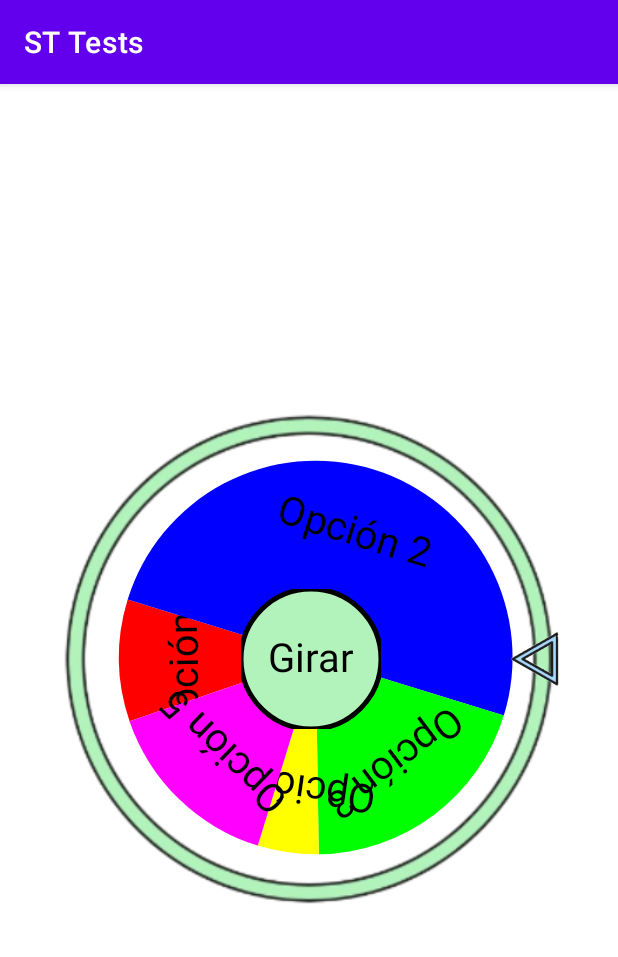
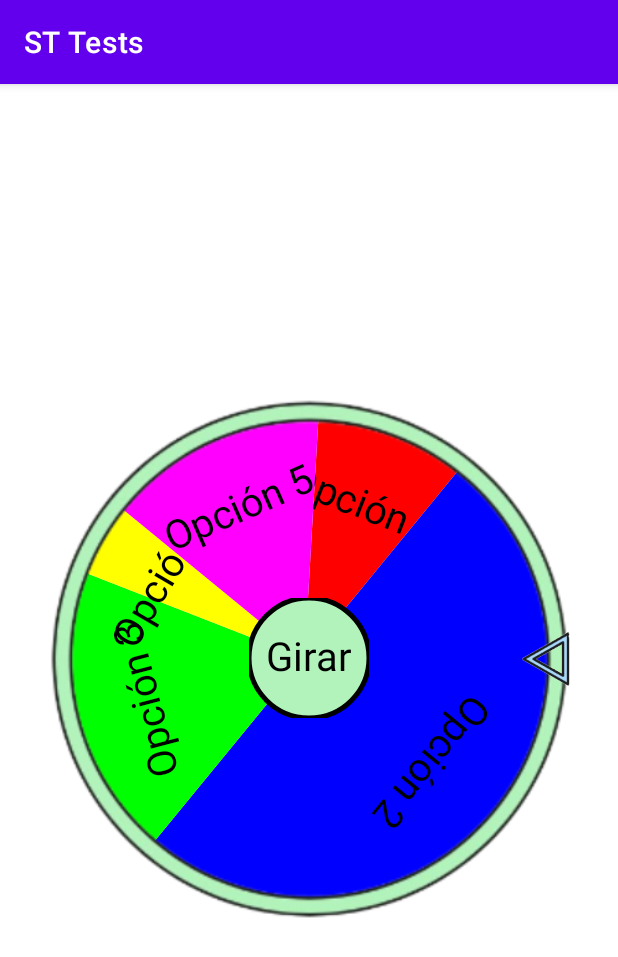
Before and after one commit to Alexandroafk/kotlin-projects-1, an Android app: the RuletaActivity screen opened directly, with no data from a screen before it, on a phone screen of 412 x 824 dp. Shown: the top 957 px of the screen. Run offline under Robolectric (Android 15) with nearby library versions, the phone set to English and light mode, and no system bars.

Commit message:
Cambios menores, se intenta centrar la ruleta

```diff
--- a/app/src/main/java/com/wuaha/ktl_p1/ui/ruleta/RuletaActivity.kt
+++ b/app/src/main/java/com/wuaha/ktl_p1/ui/ruleta/RuletaActivity.kt
@@ -1,6 +1,5 @@
 package com.wuaha.ktl_p1.ui.ruleta
 
-import android.animation.ObjectAnimator
 import android.graphics.Color
 import android.os.Bundle
 import android.widget.ImageView
@@ -9,7 +8,6 @@ import androidx.appcompat.app.AppCompatActivity
 import com.wuaha.ktl_p1.R
 import com.wuaha.ktl_p1.ui.ruleta.data.RuletaOpcion
 import com.wuaha.ktl_p1.ui.ruleta.views.RuletaView
-import kotlin.random.Random
 
 class RuletaActivity : AppCompatActivity() {
 
@@ -25,16 +23,16 @@ class RuletaActivity : AppCompatActivity() {
         val opciones = listOf(
             RuletaOpcion("Opción 1", Color.RED, 10f),
             RuletaOpcion("Opción 2", Color.BLUE,50f),
-            RuletaOpcion("Opción 3", Color.GREEN, 20f, ),
-            RuletaOpcion("Opción 4", Color.YELLOW,5f, ),
-            RuletaOpcion("Opción 5", Color.MAGENTA,15f, )
+            RuletaOpcion("Opción 3", Color.GREEN, 20f),
+            RuletaOpcion("Opción 4", Color.YELLOW, 5f),
+            RuletaOpcion("Opción 5", Color.MAGENTA, 15f)
         )
 
         ruletaView.apply {
             setOpciones(opciones)
             // setAnguloSeleccionado(Random.nextFloat() * 360f)
-            setVelocidadAnimacion(10)
-            setDuracionAnimacion(10000)
+            setVelocidadAnimacion(8)
+            setDuracionAnimacion(5000)
 
             // Opcional: callback para manejar la selección
             girar { opcionSeleccionada ->
--- a/app/src/main/java/com/wuaha/ktl_p1/ui/ruleta/views/CentroRuletaView.kt
+++ b/app/src/main/java/com/wuaha/ktl_p1/ui/ruleta/views/CentroRuletaView.kt
@@ -19,7 +19,7 @@ class CentroRuletaView @JvmOverloads constructor(
     private val textPaint = Paint(Paint.ANTI_ALIAS_FLAG)
 
     var texto: String = "Girar"
-    var radioBoton: Float = 70f
+    var radioBoton: Float = 60f
     var tamañoTexto: Float = 40f
     var colorTexto: Int = Color.BLACK
     var colorFondo: Int = Color.parseColor("#b2f3bb")
--- a/app/src/main/java/com/wuaha/ktl_p1/ui/ruleta/views/InteriorRuletaView.kt
+++ b/app/src/main/java/com/wuaha/ktl_p1/ui/ruleta/views/InteriorRuletaView.kt
@@ -23,7 +23,7 @@ class InteriorRuletaView @JvmOverloads constructor(
     defStyleAttr: Int = 0
 ) : View(context, attrs, defStyleAttr) {
     private var opciones: List<RuletaOpcion> = listOf()
-    private var anguloSeleccionado: Float = 0f
+    // private var anguloSeleccionado: Float = 0f
     private var velocidadAnimacion: Int = 5
     private var duracionAnimacion: Long = 5000
     private var currentRotation = 0f
@@ -56,10 +56,10 @@ class InteriorRuletaView @JvmOverloads constructor(
         invalidate()
     }
 
-    fun setAnguloSeleccionado(angulo: Float) {
-        anguloSeleccionado = angulo.coerceIn(0f, 360f)
-        invalidate()
-    }
+//    fun setAnguloSeleccionado(angulo: Float) {
+//        anguloSeleccionado = angulo.coerceIn(0f, 360f)
+//        invalidate()
+//    }
 
     fun setVelocidadAnimacion(velocidad: Int) {
         velocidadAnimacion = velocidad.coerceIn(1, 10)
@@ -116,7 +116,7 @@ class InteriorRuletaView @JvmOverloads constructor(
     override fun onDraw(canvas: Canvas) {
         super.onDraw(canvas)
         val centro = width.coerceAtMost(height) / 2f
-        val radio = centro * 0.8f
+        val radio = centro * 0.95f
         var anguloInicio = 0f
 
         opciones.forEach { opcion ->
--- a/app/src/main/java/com/wuaha/ktl_p1/ui/ruleta/views/RuletaView.kt
+++ b/app/src/main/java/com/wuaha/ktl_p1/ui/ruleta/views/RuletaView.kt
@@ -23,6 +23,13 @@ class RuletaView @JvmOverloads constructor(
             ruletaInterior.girar()
         }
 
+        ruletaInterior.layoutParams = LayoutParams(
+            LayoutParams.MATCH_PARENT,
+            LayoutParams.MATCH_PARENT
+        ).apply {
+            gravity = Gravity.CENTER
+        }
+
         // Centrar el botón
         botonCentral.layoutParams = LayoutParams(
             LayoutParams.WRAP_CONTENT,
@@ -33,7 +40,7 @@ class RuletaView @JvmOverloads constructor(
     }
 
     fun setOpciones(nuevasOpciones: List<RuletaOpcion>) = ruletaInterior.setOpciones(nuevasOpciones)
-    fun setAnguloSeleccionado(angulo: Float) = ruletaInterior.setAnguloSeleccionado(angulo)
+    // fun setAnguloSeleccionado(angulo: Float) = ruletaInterior.setAnguloSeleccionado(angulo)
     fun setVelocidadAnimacion(velocidad: Int) = ruletaInterior.setVelocidadAnimacion(velocidad)
     fun setDuracionAnimacion(duracionMs: Long) = ruletaInterior.setDuracionAnimacion(duracionMs)
     fun girar(callback: ((RuletaOpcion) -> Unit)? = null) = ruletaInterior.girar(callback)
--- a/app/src/main/res/layout/activity_ruleta.xml
+++ b/app/src/main/res/layout/activity_ruleta.xml
@@ -7,22 +7,20 @@
     android:layout_height="match_parent"
     tools:context=".ui.ruleta.RuletaActivity">
 
-
     <com.wuaha.ktl_p1.ui.ruleta.views.RuletaView
         android:id="@+id/ruleta_view_xml"
-        android:layout_width="334dp"
-        android:layout_height="328dp"
+        android:layout_width="351dp"
+        android:layout_height="358dp"
         app:layout_constraintBottom_toBottomOf="parent"
         app:layout_constraintEnd_toEndOf="parent"
-        app:layout_constraintHorizontal_bias="0.519"
         app:layout_constraintStart_toStartOf="parent"
         app:layout_constraintTop_toTopOf="parent"
         app:layout_constraintVertical_bias="0.498" />
 
     <ImageView
         android:id="@+id/marco_ruleta"
-        android:layout_width="332dp"
-        android:layout_height="365dp"
+        android:layout_width="351dp"
+        android:layout_height="372dp"
         android:src="@drawable/marco"
         app:layout_constraintBottom_toBottomOf="parent"
         app:layout_constraintEnd_toEndOf="parent"
```
